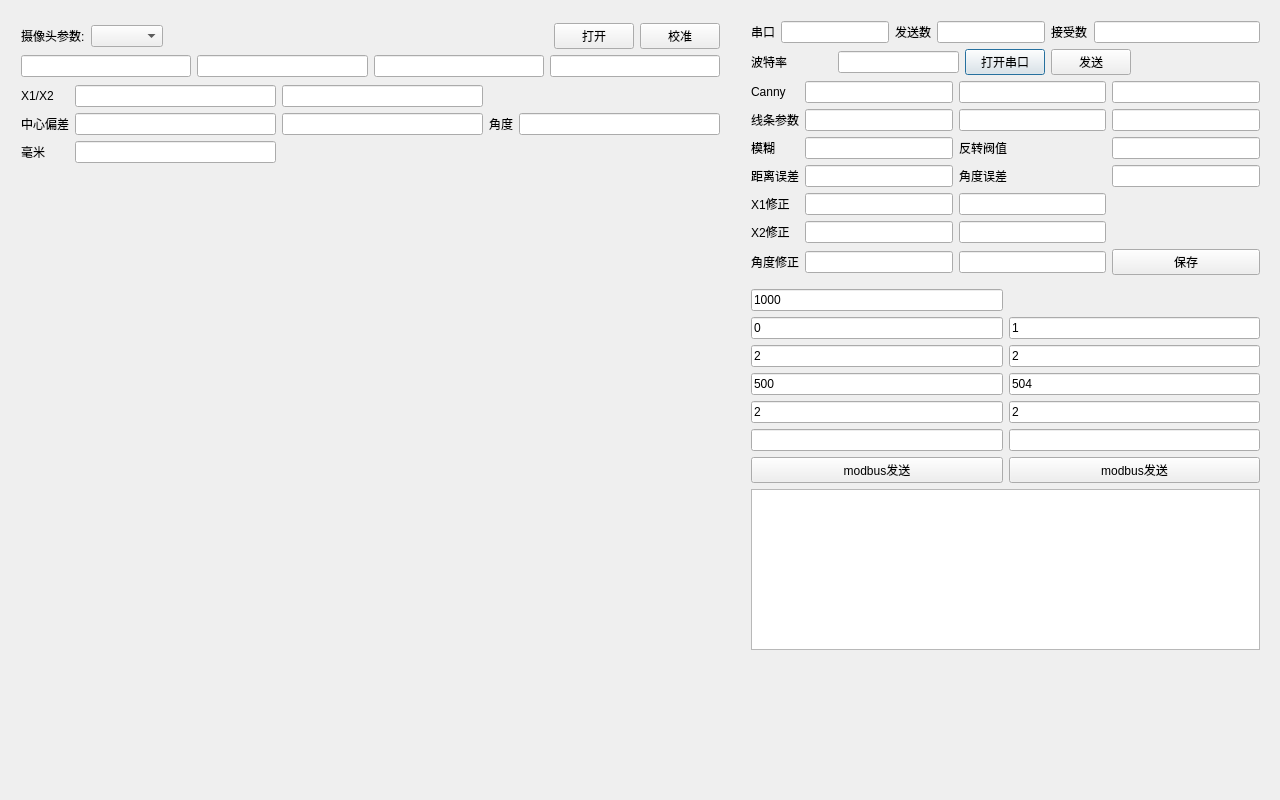
This is maindialog.ui in zouzichun/videoWirain as Qt 5 draws it before an edit. The edited form follows.
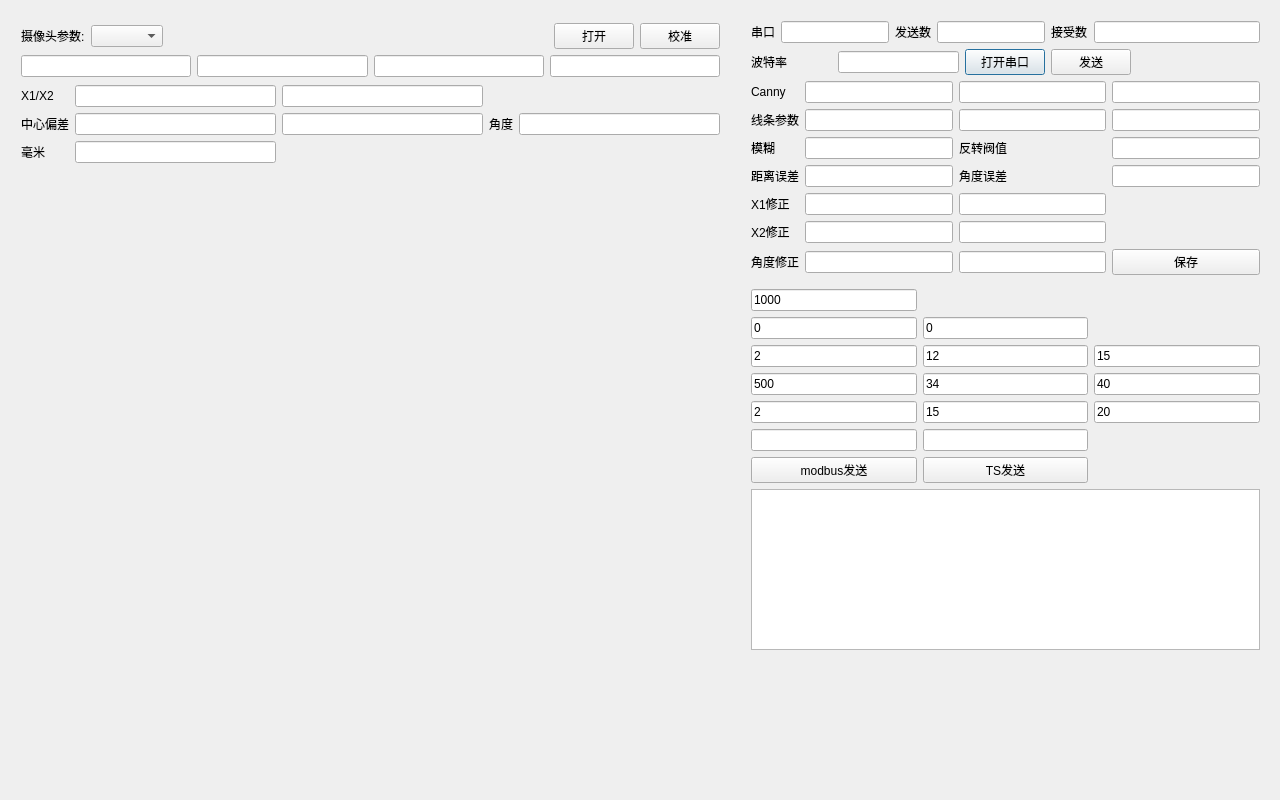
This is the edited form.

```diff
--- a/maindialog.ui
+++ b/maindialog.ui
@@ -240,6 +240,34 @@
     </item>
     <item>
      <layout class="QGridLayout" name="gridLayout_2">
+      <item row="3" column="0">
+       <widget class="QLineEdit" name="ceil">
+        <property name="text">
+         <string>2</string>
+        </property>
+       </widget>
+      </item>
+      <item row="1" column="1">
+       <widget class="QLineEdit" name="d700">
+        <property name="text">
+         <string>0</string>
+        </property>
+       </widget>
+      </item>
+      <item row="5" column="2">
+       <widget class="QLineEdit" name="d524">
+        <property name="text">
+         <string>40</string>
+        </property>
+       </widget>
+      </item>
+      <item row="1" column="0">
+       <widget class="QLineEdit" name="optype">
+        <property name="text">
+         <string>0</string>
+        </property>
+       </widget>
+      </item>
       <item row="5" column="0">
        <widget class="QLineEdit" name="addr">
         <property name="text">
@@ -247,37 +275,27 @@
         </property>
        </widget>
       </item>
-      <item row="3" column="0">
-       <widget class="QLineEdit" name="ceil">
+      <item row="8" column="1">
+       <widget class="QPushButton" name="modbusSend_2">
         <property name="text">
-         <string>2</string>
+         <string>TS发送</string>
         </property>
        </widget>
       </item>
-      <item row="5" column="1">
-       <widget class="QLineEdit" name="addr_2">
-        <property name="text">
-         <string>504</string>
-        </property>
-       </widget>
-      </item>
-      <item row="3" column="1">
-       <widget class="QLineEdit" name="ceil_2">
-        <property name="text">
-         <string>2</string>
-        </property>
-       </widget>
-      </item>
-      <item row="7" column="0">
-       <widget class="QLineEdit" name="val"/>
-      </item>
       <item row="7" column="1">
        <widget class="QLineEdit" name="val_2"/>
       </item>
-      <item row="1" column="1">
-       <widget class="QLineEdit" name="optype_2">
+      <item row="5" column="1">
+       <widget class="QLineEdit" name="d504">
         <property name="text">
-         <string>1</string>
+         <string>34</string>
+        </property>
+       </widget>
+      </item>
+      <item row="3" column="1">
+       <widget class="QLineEdit" name="d500">
+        <property name="text">
+         <string>12</string>
         </property>
        </widget>
       </item>
@@ -288,13 +306,6 @@
         </property>
        </widget>
       </item>
-      <item row="6" column="1">
-       <widget class="QLineEdit" name="length_2">
-        <property name="text">
-         <string>2</string>
-        </property>
-       </widget>
-      </item>
       <item row="0" column="0">
        <widget class="QLineEdit" name="modbus">
         <property name="text">
@@ -302,10 +313,10 @@
         </property>
        </widget>
       </item>
-      <item row="1" column="0">
-       <widget class="QLineEdit" name="optype">
+      <item row="6" column="2">
+       <widget class="QLineEdit" name="d528">
         <property name="text">
-         <string>0</string>
+         <string>20</string>
         </property>
        </widget>
       </item>
@@ -316,10 +327,20 @@
         </property>
        </widget>
       </item>
-      <item row="8" column="1">
-       <widget class="QPushButton" name="modbusSend_2">
+      <item row="6" column="1">
+       <widget class="QLineEdit" name="d508">
         <property name="text">
-         <string>modbus发送</string>
+         <string>15</string>
+        </property>
+       </widget>
+      </item>
+      <item row="7" column="0">
+       <widget class="QLineEdit" name="val"/>
+      </item>
+      <item row="3" column="2">
+       <widget class="QLineEdit" name="d520">
+        <property name="text">
+         <string>15</string>
         </property>
        </widget>
       </item>
```
